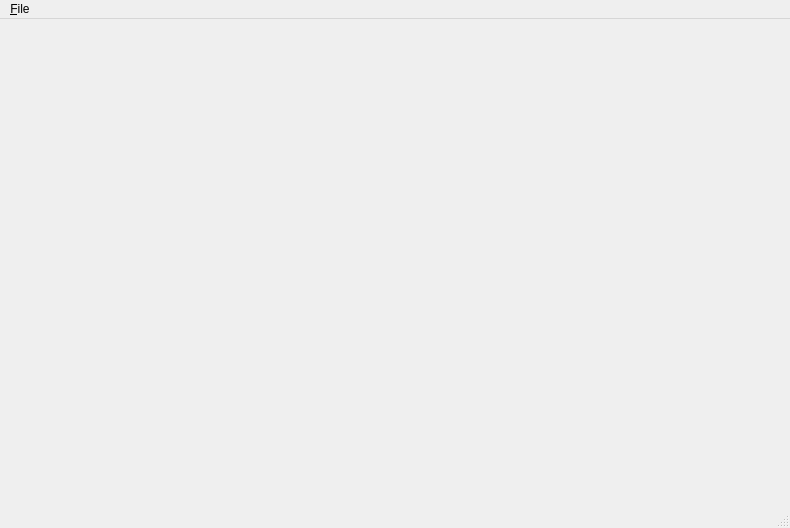
Old version of the form Computer_networks/p2p/src/main_window.ui in the repository rutsky/semester09.
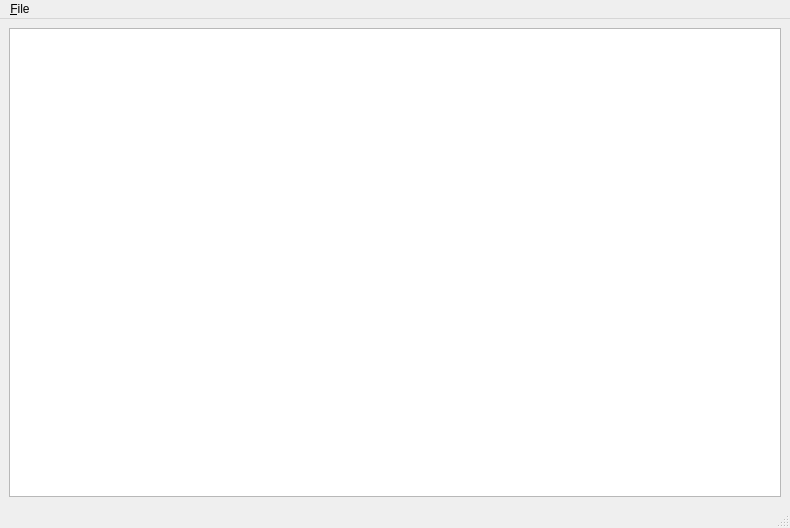
New version of the form.

```diff
--- a/Computer_networks/p2p/src/main_window.ui
+++ b/Computer_networks/p2p/src/main_window.ui
@@ -13,7 +13,13 @@
   <property name="windowTitle">
    <string>MainWindow</string>
   </property>
-  <widget class="QWidget" name="centralwidget"/>
+  <widget class="QWidget" name="centralwidget">
+   <layout class="QGridLayout" name="gridLayout">
+    <item row="0" column="0">
+     <widget class="QGraphicsView" name="graphicsView"/>
+    </item>
+   </layout>
+  </widget>
   <widget class="QMenuBar" name="menubar">
    <property name="geometry">
     <rect>
```
Left out of the diff: 2 changed lines with no effect on the pictures.
